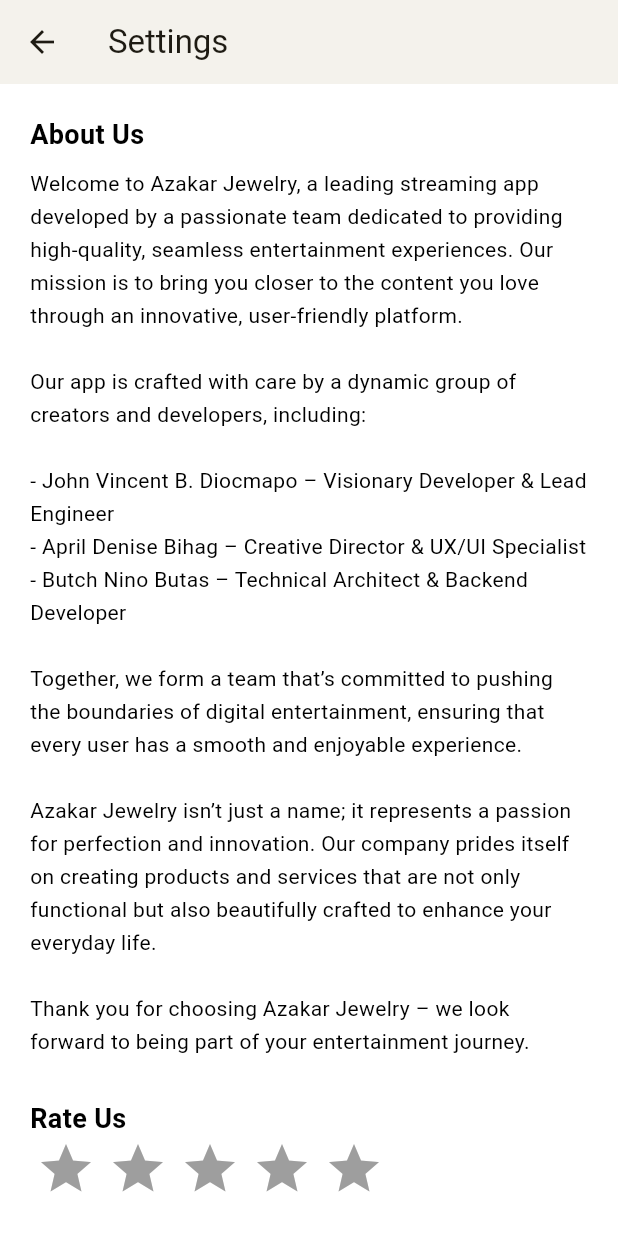
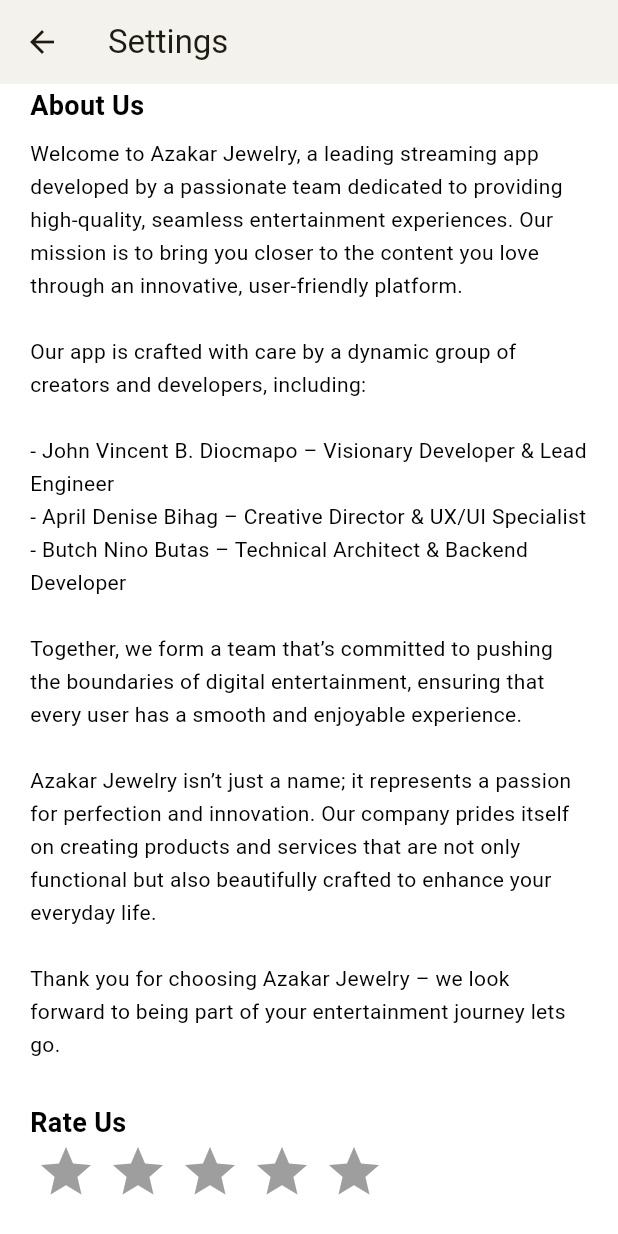
Before and after one commit to AzakarJewelry/Streaming-App-using-flutter, a Flutter app: the SettingsScreen screen opened directly with empty values, scrolled down 370 dp, on a phone screen of 412 x 824 dp. Run offline on Flutter 3.47's test engine with Material 3 defaults, Android fonts, the phone set to English and light mode, and no system bars; drawn by our look-alikes of flutter_rating_bar; our stand-ins replace chewie, cloud_firestore, firebase_auth, firebase_core, font_awesome_flutter, google_mobile_ads and 3 more; missing offline and left inert: azakarstream; accounts and stored records are empty; network calls fail.

Commit message:
Settings Add Details

```diff
--- a/lib/settings_screen.dart
+++ b/lib/settings_screen.dart
@@ -163,7 +163,7 @@
               '- Butch Nino Butas – Technical Architect & Backend Developer\n\n'
               'Together, we form a team that’s committed to pushing the boundaries of digital entertainment, ensuring that every user has a smooth and enjoyable experience.\n\n'
               'Azakar Jewelry isn’t just a name; it represents a passion for perfection and innovation. Our company prides itself on creating products and services that are not only functional but also beautifully crafted to enhance your everyday life.\n\n'
-              'Thank you for choosing Azakar Jewelry – we look forward to being part of your entertainment journey.',
+              'Thank you for choosing Azakar Jewelry – we look forward to being part of your entertainment journey lets go.',
               style: TextStyle(
                 color: widget.isDarkMode ? Colors.white : Colors.black,
                 fontSize: 14,
```
Also changed, not shown: 125 other files.
